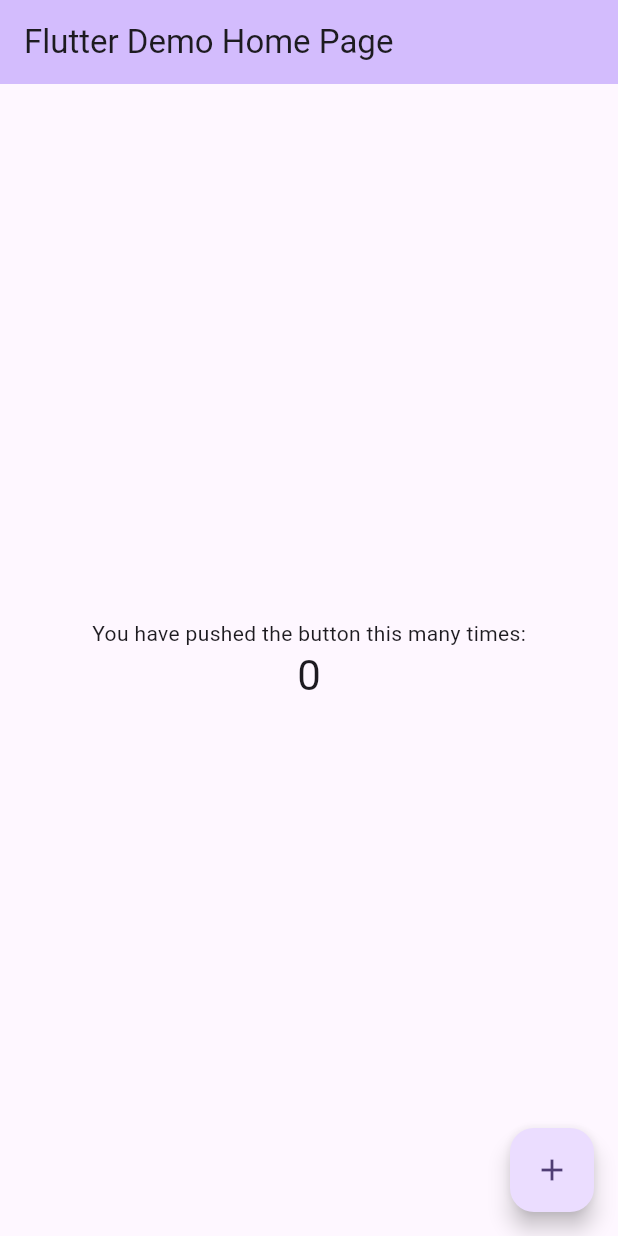
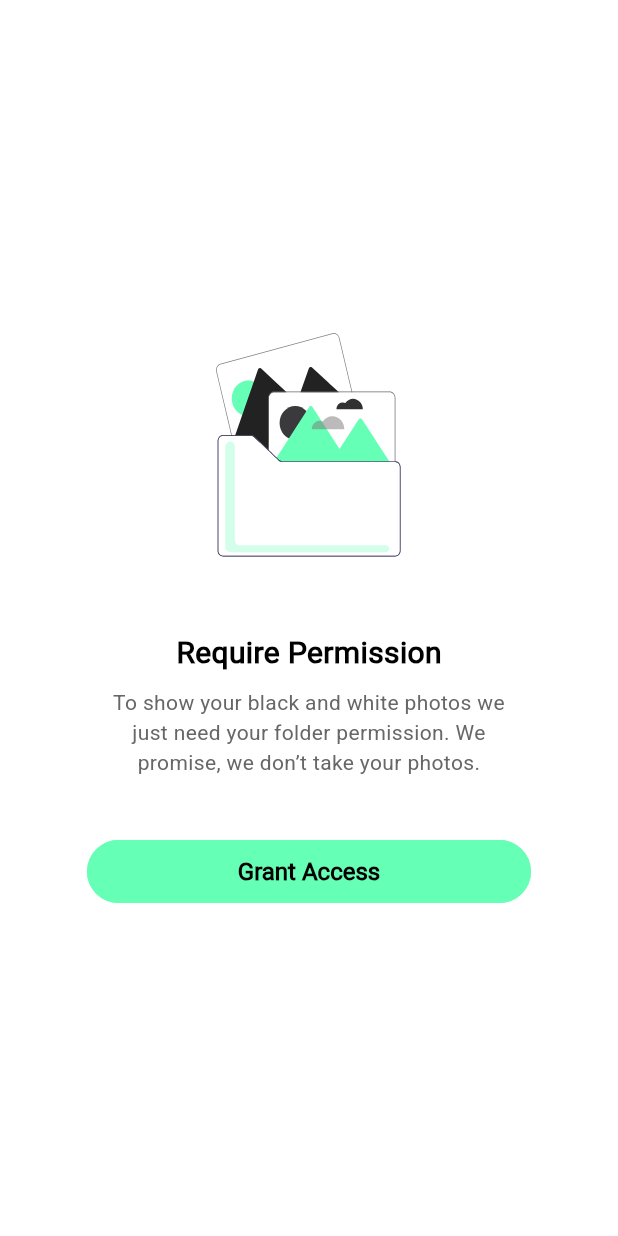
Before and after one commit to Fahim227/image_fetcher, a Flutter app: the screen it shows after launch, on a phone screen of 412 x 824 dp. Run offline on Flutter 3.47's test engine with Material 3 defaults, Android fonts, the phone set to English and light mode, and no system bars; our stand-ins replace flutter_svg; generated files the repository leaves out were written again.

Commit message:
feat(ui): design permission page with custom fonts, assets, and required packages
- Implemented UI for the permission page
- Integrated custom fonts and applied consistent font styles
- Added necessary assets and Installed flutter_gen for assets management

```diff
--- /dev/null
+++ b/lib/core/styles/colors.dart
@@ -0,0 +1,8 @@
+import 'dart:ui';
+
+class AppColors {
+  AppColors._();
+
+  static const Color buttonColor = Color(0xFF66FFB6);
+  static const Color titleColor = Color(0xFF676767);
+}
--- /dev/null
+++ b/lib/core/styles/fonts/font.dart
@@ -0,0 +1,5 @@
+class Fonts {
+  Fonts._();
+  static const String robotoBlack = 'Roboto-Black';
+  static const String roboto = 'Roboto-Regular';
+}
--- /dev/null
+++ b/lib/core/styles/text_style/app_text_style.dart
@@ -0,0 +1,18 @@
+import 'package:flutter/material.dart';
+import 'package:image_fetcher/core/styles/fonts/font.dart';
+
+class AppTextStyle {
+  static TextStyle getTextStyle({
+    double fontSize = 14.0,
+    Color color = Colors.black,
+    FontWeight fontWeight = FontWeight.w400,
+    String fontFamily = Fonts.roboto,
+  }) {
+    return TextStyle(
+      fontSize: fontSize,
+      color: color,
+      fontWeight: fontWeight,
+      fontFamily: fontFamily,
+    );
+  }
+}
--- /dev/null
+++ b/lib/core/widgets/common_button.dart
@@ -0,0 +1,45 @@
+import 'package:flutter/material.dart';
+import 'package:image_fetcher/core/styles/fonts/font.dart';
+
+class CommonButton extends StatelessWidget {
+  const CommonButton(
+      {super.key,
+      required this.width,
+      required this.height,
+      required this.borderColor,
+      required this.buttonColor,
+      required this.buttonContent,
+      required this.onTap});
+
+  final double width;
+  final double height;
+  final Color borderColor;
+  final Color buttonColor;
+  final Widget buttonContent;
+  final VoidCallback onTap;
+
+  @override
+  Widget build(BuildContext context) {
+    return SizedBox(
+      width: width,
+      height: height,
+      child: Directionality(
+        textDirection: TextDirection.ltr,
+        child: ElevatedButton(
+          style: ElevatedButton.styleFrom(
+            padding: EdgeInsets.zero,
+            backgroundColor: buttonColor,
+            elevation: 0.0,
+            textStyle: const TextStyle(fontFamily: Fonts.roboto),
+            side: BorderSide(color: borderColor),
+            //set border for the button
+            shape:
+                RoundedRectangleBorder(borderRadius: BorderRadius.circular(30)),
+          ),
+          onPressed: onTap,
+          child: buttonContent,
+        ),
+      ),
+    );
+  }
+}
--- /dev/null
+++ b/lib/image_fetcher/presentation/pages/album_page.dart
@@ -0,0 +1,14 @@
+import 'package:flutter/material.dart';
+
+import '../widget/permission_page.dart';
+
+class AlbumPage extends StatelessWidget {
+  const AlbumPage({super.key});
+
+  @override
+  Widget build(BuildContext context) {
+    return const Scaffold(
+      body: PermissionPage(),
+    );
+  }
+}
--- /dev/null
+++ b/lib/image_fetcher/presentation/widget/permission_page.dart
@@ -0,0 +1,59 @@
+import 'package:flutter/material.dart';
+import 'package:flutter_svg/flutter_svg.dart';
+import 'package:image_fetcher/core/widgets/common_button.dart';
+import 'package:image_fetcher/gen/assets.gen.dart';
+
+import '../../../core/styles/colors.dart';
+import '../../../core/styles/fonts/font.dart';
+import '../../../core/styles/text_style/app_text_style.dart';
+
+class PermissionPage extends StatelessWidget {
+  const PermissionPage({super.key});
+
+  @override
+  Widget build(BuildContext context) {
+    return Container(
+      color: Colors.white,
+      child: Column(
+        crossAxisAlignment: CrossAxisAlignment.center,
+        mainAxisAlignment: MainAxisAlignment.center,
+        children: [
+          SvgPicture.asset(Assets.fileStorage),
+          const SizedBox(height: 42),
+          Text(
+            "Require Permission",
+            style: AppTextStyle.getTextStyle(
+                fontSize: 20,
+                fontFamily: Fonts.roboto,
+                fontWeight: FontWeight.w700),
+          ),
+          const SizedBox(height: 8),
+          Padding(
+            padding: const EdgeInsets.symmetric(horizontal: 70),
+            child: Text(
+              "To show your black and white photos we just need your folder permission. We promise, we don’t take your photos.",
+              textAlign: TextAlign.center,
+              style: AppTextStyle.getTextStyle(
+                  fontSize: 14, color: AppColors.titleColor),
+              maxLines: 3,
+            ),
+          ),
+          const SizedBox(height: 42),
+          CommonButton(
+              width: 296,
+              height: 42,
+              borderColor: AppColors.buttonColor,
+              buttonColor: AppColors.buttonColor,
+              buttonContent: Text(
+                "Grant Access",
+                style: AppTextStyle.getTextStyle(
+                  fontSize: 16,
+                  fontWeight: FontWeight.w700,
+                ),
+              ),
+              onTap: () {}),
+        ],
+      ),
+    );
+  }
+}
--- a/lib/main.dart
+++ b/lib/main.dart
@@ -1,4 +1,7 @@
 import 'package:flutter/material.dart';
+import 'package:image_fetcher/core/styles/colors.dart';
+
+import 'image_fetcher/presentation/pages/album_page.dart';
 
 void main() {
   runApp(const MyApp());
@@ -11,115 +14,12 @@
   @override
   Widget build(BuildContext context) {
     return MaterialApp(
-      title: 'Flutter Demo',
+      title: 'Album app',
       theme: ThemeData(
-        // This is the theme of your application.
-        //
-        // TRY THIS: Try running your application with "flutter run". You'll see
-        // the application has a purple toolbar. Then, without quitting the app,
-        // try changing the seedColor in the colorScheme below to Colors.green
-        // and then invoke "hot reload" (save your changes or press the "hot
-        // reload" button in a Flutter-supported IDE, or press "r" if you used
-        // the command line to start the app).
-        //
-        // Notice that the counter didn't reset back to zero; the application
-        // state is not lost during the reload. To reset the state, use hot
-        // restart instead.
-        //
-        // This works for code too, not just values: Most code changes can be
-        // tested with just a hot reload.
-        colorScheme: ColorScheme.fromSeed(seedColor: Colors.deepPurple),
+        colorScheme: ColorScheme.fromSeed(seedColor: AppColors.buttonColor),
         useMaterial3: true,
       ),
-      home: const MyHomePage(title: 'Flutter Demo Home Page'),
+      home: const AlbumPage(),
     );
   }
 }
-
-class MyHomePage extends StatefulWidget {
-  const MyHomePage({super.key, required this.title});
-
-  // This widget is the home page of your application. It is stateful, meaning
-  // that it has a State object (defined below) that contains fields that affect
-  // how it looks.
-
-  // This class is the configuration for the state. It holds the values (in this
-  // case the title) provided by the parent (in this case the App widget) and
-  // used by the build method of the State. Fields in a Widget subclass are
-  // always marked "final".
-
-  final String title;
-
-  @override
-  State<MyHomePage> createState() => _MyHomePageState();
-}
-
-class _MyHomePageState extends State<MyHomePage> {
-  int _counter = 0;
-
-  void _incrementCounter() {
-    setState(() {
-      // This call to setState tells the Flutter framework that something has
-      // changed in this State, which causes it to rerun the build method below
-      // so that the display can reflect the updated values. If we changed
-      // _counter without calling setState(), then the build method would not be
-      // called again, and so nothing would appear to happen.
-      _counter++;
-    });
-  }
-
-  @override
-  Widget build(BuildContext context) {
-    // This method is rerun every time setState is called, for instance as done
-    // by the _incrementCounter method above.
-    //
-    // The Flutter framework has been optimized to make rerunning build methods
-    // fast, so that you can just rebuild anything that needs updating rather
-    // than having to individually change instances of widgets.
-    return Scaffold(
-      appBar: AppBar(
-        // TRY THIS: Try changing the color here to a specific color (to
-        // Colors.amber, perhaps?) and trigger a hot reload to see the AppBar
-        // change color while the other colors stay the same.
-        backgroundColor: Theme.of(context).colorScheme.inversePrimary,
-        // Here we take the value from the MyHomePage object that was created by
-        // the App.build method, and use it to set our appbar title.
-        title: Text(widget.title),
-      ),
-      body: Center(
-        // Center is a layout widget. It takes a single child and positions it
-        // in the middle of the parent.
-        child: Column(
-          // Column is also a layout widget. It takes a list of children and
-          // arranges them vertically. By default, it sizes itself to fit its
-          // children horizontally, and tries to be as tall as its parent.
-          //
-          // Column has various properties to control how it sizes itself and
-          // how it positions its children. Here we use mainAxisAlignment to
-          // center the children vertically; the main axis here is the vertical
-          // axis because Columns are vertical (the cross axis would be
-          // horizontal).
-          //
-          // TRY THIS: Invoke "debug painting" (choose the "Toggle Debug Paint"
-          // action in the IDE, or press "p" in the console), to see the
-          // wireframe for each widget.
-          mainAxisAlignment: MainAxisAlignment.center,
-          children: <Widget>[
-            const Text(
-              'You have pushed the button this many times:',
-            ),
-            Text(
-              '$_counter',
-              style: Theme.of(context).textTheme.headlineMedium,
-            ),
-          ],
-        ),
-      ),
-      floatingActionButton: FloatingActionButton(
-        onPressed: _incrementCounter,
-        tooltip: 'Increment',
-        child: const Icon(Icons.add),
-      ), // This trailing comma makes auto-formatting nicer for build methods.
-    );
-  }
-}
```
Also changed, not shown: pubspec.yaml (+13 -25 lines), assets/file_storage.svg (added), fonts/Roboto-Black.ttf (added), fonts/Roboto-Regular.ttf (added), pubspec.lock.
